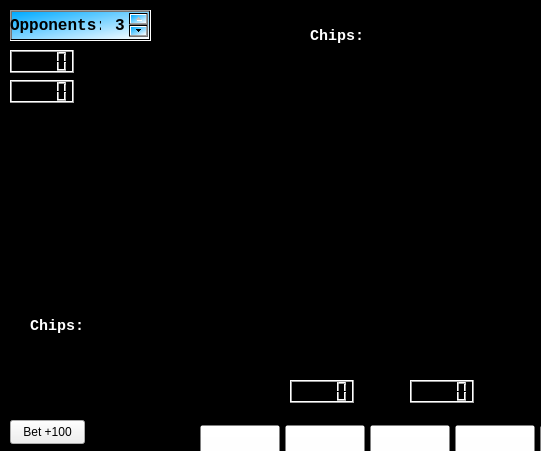
The window that src/qt-design-files/sabacc.ui (j776w781/EECS-581-Project-3) describes before a commit, drawn with Qt 5; both pictures show x 0 to 541 and y 0 to 451 of the 799 by 598 pixel window.
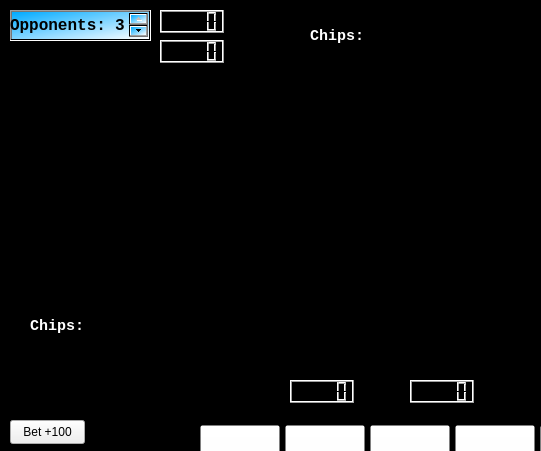
The same window after the commit. Icons and pictures are not drawn.

Diff of the .ui file:
```diff
--- a/src/qt-design-files/sabacc.ui
+++ b/src/qt-design-files/sabacc.ui
@@ -134,8 +134,8 @@
   <widget class="QLCDNumber" name="dice1">
    <property name="geometry">
     <rect>
-     <x>10</x>
-     <y>50</y>
+     <x>160</x>
+     <y>10</y>
      <width>64</width>
      <height>23</height>
     </rect>
@@ -144,8 +144,8 @@
   <widget class="QLCDNumber" name="dice2">
    <property name="geometry">
     <rect>
-     <x>10</x>
-     <y>80</y>
+     <x>160</x>
+     <y>40</y>
      <width>64</width>
      <height>23</height>
     </rect>
@@ -282,8 +282,8 @@
   <widget class="QLabel" name="deckback">
    <property name="geometry">
     <rect>
-     <x>290</x>
-     <y>220</y>
+     <x>280</x>
+     <y>205</y>
      <width>80</width>
      <height>120</height>
     </rect>
@@ -335,7 +335,7 @@
     <rect>
      <x>10</x>
      <y>10</y>
-     <width>91</width>
+     <width>101</width>
      <height>31</height>
     </rect>
    </property>
@@ -350,7 +350,7 @@
     <bool>false</bool>
    </property>
    <property name="styleSheet">
-    <string notr="true">background-color: rgba(0, 0, 0, 0);
+    <string notr="true">background-color: qlineargradient(spread:reflect, x1:0, y1:0, x2:1, y2:1, stop:0 rgba(0, 170, 255, 0), stop:1 rgba(255, 255, 255, 0));
 color: black;</string>
    </property>
    <property name="text">
@@ -421,7 +421,7 @@
    <property name="geometry">
     <rect>
      <x>290</x>
-     <y>220</y>
+     <y>205</y>
      <width>101</width>
      <height>121</height>
     </rect>
```
